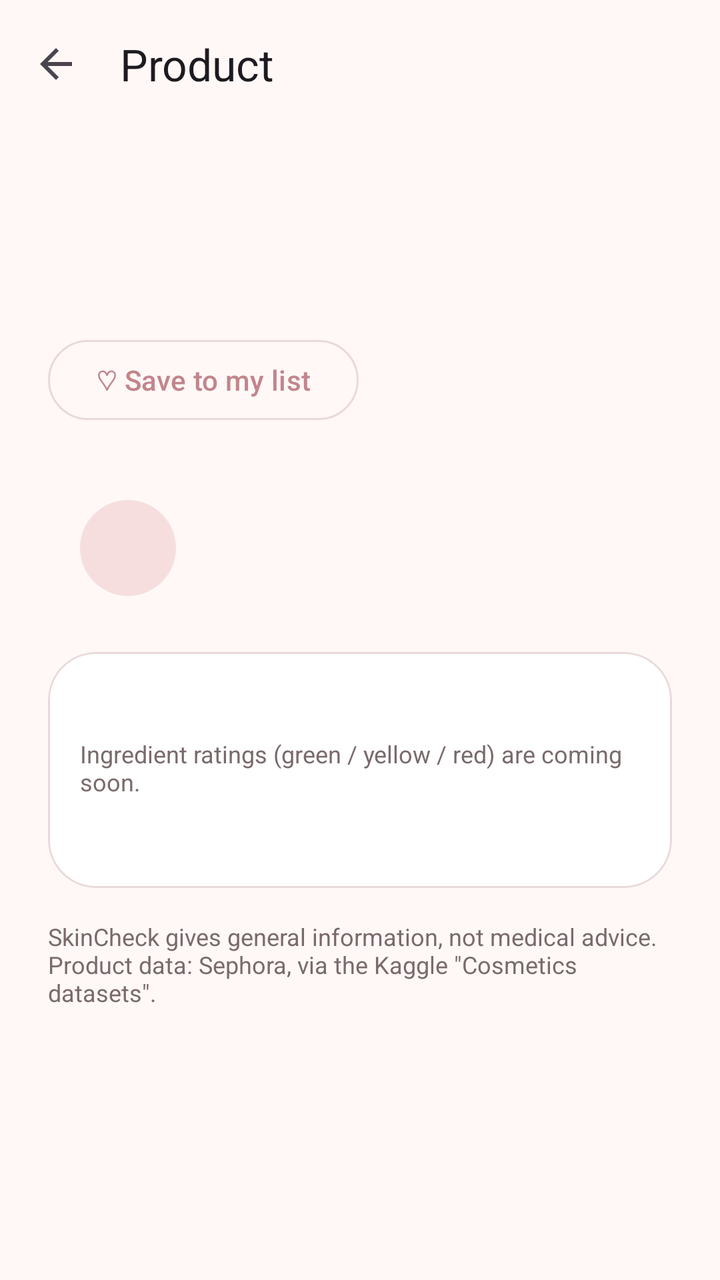
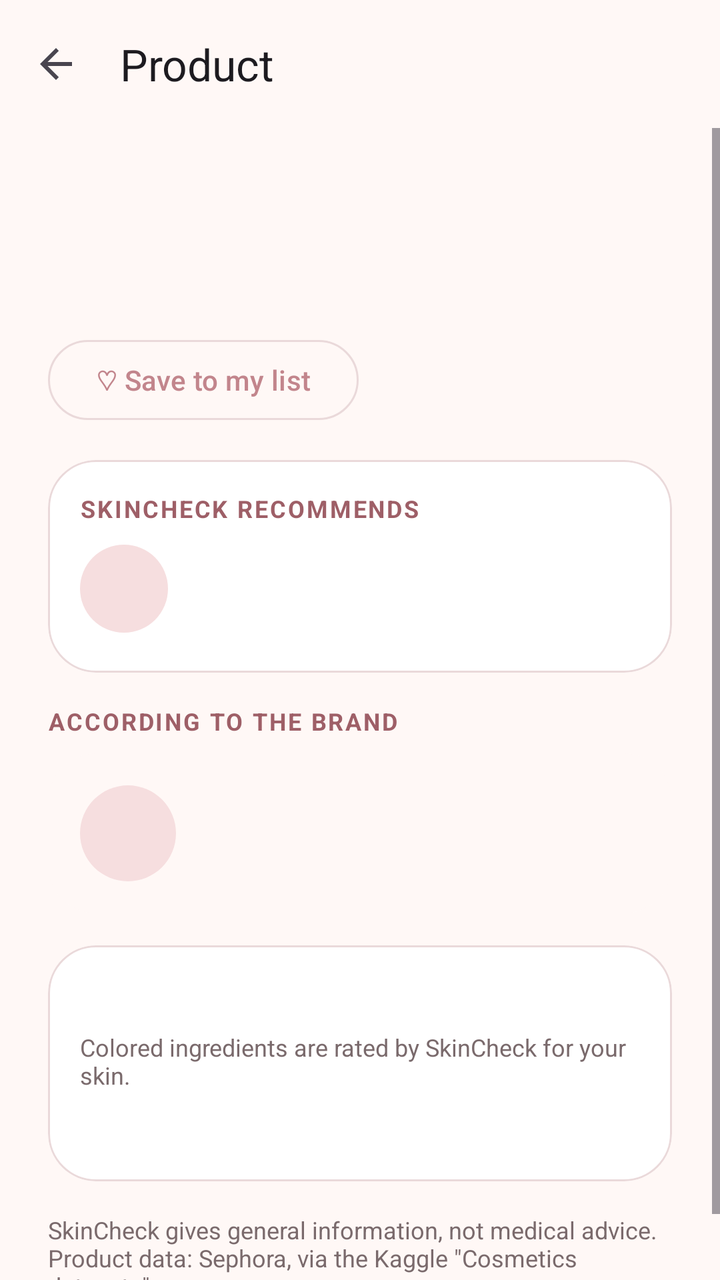

Two renders of the same Android screen: before a commit and after it. Below are the layout's source before the change and the commit's diff.
<!-- AndroidManifest.xml: application theme Theme.SkinCheck -->
<!-- res/layout/fragment_product.xml -->
<?xml version="1.0" encoding="utf-8"?>
<LinearLayout xmlns:android="http://schemas.android.com/apk/res/android"
    xmlns:app="http://schemas.android.com/apk/res-auto"
    android:layout_width="match_parent"
    android:layout_height="match_parent"
    android:orientation="vertical">

    <com.google.android.material.appbar.MaterialToolbar
        android:id="@+id/toolbar"
        android:layout_width="match_parent"
        android:layout_height="?attr/actionBarSize"
        app:navigationIcon="?attr/homeAsUpIndicator"
        app:title="@string/product_title" />

    <ScrollView
        android:layout_width="match_parent"
        android:layout_height="0dp"
        android:layout_weight="1">

        <LinearLayout
            android:layout_width="match_parent"
            android:layout_height="wrap_content"
            android:orientation="vertical"
            android:paddingStart="24dp"
            android:paddingTop="8dp"
            android:paddingEnd="24dp"
            android:paddingBottom="24dp">

            <TextView
                android:id="@+id/txt_brand"
                android:layout_width="wrap_content"
                android:layout_height="wrap_content"
                android:letterSpacing="0.08"
                android:textAllCaps="true"
                android:textColor="@color/rose_dark"
                android:textSize="13sp"
                android:textStyle="bold" />

            <TextView
                android:id="@+id/txt_name"
                android:layout_width="match_parent"
                android:layout_height="wrap_content"
                android:layout_marginTop="4dp"
                android:fontFamily="serif"
                android:textColor="@color/ink"
                android:textSize="26sp"
                android:textStyle="bold" />

            <TextView
                android:id="@+id/txt_meta"
                android:layout_width="wrap_content"
                android:layout_height="wrap_content"
                android:layout_marginTop="6dp"
                android:textColor="@color/ink_soft" />


            <com.google.android.material.button.MaterialButton
                android:id="@+id/btn_favorite"
                style="@style/Widget.Material3.Button.OutlinedButton"
                android:layout_width="wrap_content"
                android:layout_height="wrap_content"
                android:layout_marginTop="12dp"
                android:text="@string/btn_save"
                app:cornerRadius="24dp" />

            
            <com.google.android.material.card.MaterialCardView
                android:id="@+id/card_match"
                android:layout_width="match_parent"
                android:layout_height="wrap_content"
                android:layout_marginTop="20dp"
                app:cardCornerRadius="24dp"
                app:cardElevation="0dp"
                app:strokeWidth="0dp">

                <LinearLayout
                    android:layout_width="match_parent"
                    android:layout_height="wrap_content"
                    android:gravity="center_vertical"
                    android:orientation="horizontal"
                    android:padding="16dp">

                    <TextView
                        android:id="@+id/txt_match_icon"
                        android:layout_width="48dp"
                        android:layout_height="48dp"
                        android:background="@drawable/bg_avatar"
                        android:gravity="center"
                        android:textColor="@color/white"
                        android:textSize="24sp"
                        android:textStyle="bold" />

                    <LinearLayout
                        android:layout_width="0dp"
                        android:layout_height="wrap_content"
                        android:layout_marginStart="16dp"
                        android:layout_weight="1"
                        android:orientation="vertical">

                        <TextView
                            android:id="@+id/txt_match_title"
                            android:layout_width="wrap_content"
                            android:layout_height="wrap_content"
                            android:textSize="18sp"
                            android:textStyle="bold" />

                        <TextView
                            android:id="@+id/txt_match_desc"
                            android:layout_width="wrap_content"
                            android:layout_height="wrap_content"
                            android:layout_marginTop="2dp"
                            android:textColor="@color/ink" />
                    </LinearLayout>
                </LinearLayout>
            </com.google.android.material.card.MaterialCardView>

            
            <com.google.android.material.card.MaterialCardView
                style="@style/Widget.Material3.CardView.Outlined"
                android:layout_width="match_parent"
                android:layout_height="wrap_content"
                android:layout_marginTop="12dp"
                app:cardBackgroundColor="@color/white"
                app:cardCornerRadius="24dp"
                app:strokeColor="@color/line">

                <LinearLayout
                    android:layout_width="match_parent"
                    android:layout_height="wrap_content"
                    android:orientation="vertical"
                    android:padding="16dp">

                    <TextView
                        android:id="@+id/txt_ingredients_title"
                        android:layout_width="wrap_content"
                        android:layout_height="wrap_content"
                        android:fontFamily="serif"
                        android:textSize="18sp"
                        android:textStyle="bold" />

                    <TextView
                        android:layout_width="wrap_content"
                        android:layout_height="wrap_content"
                        android:layout_marginTop="2dp"
                        android:text="@string/product_ingredients_hint"
                        android:textColor="@color/ink_soft"
                        android:textSize="12sp" />

                    <TextView
                        android:id="@+id/txt_ingredients"
                        android:layout_width="match_parent"
                        android:layout_height="wrap_content"
                        android:layout_marginTop="10dp"
                        android:lineSpacingExtra="4dp"
                        android:textColor="@color/ink"
                        android:textIsSelectable="true" />
                </LinearLayout>
            </com.google.android.material.card.MaterialCardView>

            <TextView
                android:layout_width="wrap_content"
                android:layout_height="wrap_content"
                android:layout_marginTop="16dp"
                android:text="@string/product_disclaimer"
                android:textColor="@color/ink_soft"
                android:textSize="12sp" />
        </LinearLayout>
    </ScrollView>
</LinearLayout>
<!-- resources referenced by this layout -->
<resources>
  <color name="ink">#FF2B1F21</color>
  <color name="ink_soft">#FF7A6A6C</color>
  <color name="line">#FFEAD9DA</color>
  <color name="rose_dark">#FF9E5F67</color>
  <color name="white">#FFFFFFFF</color>
  <!-- drawable bg_avatar (drawable) -->
  <?xml version="1.0" encoding="utf-8"?>
  <shape xmlns:android="http://schemas.android.com/apk/res/android"
      android:shape="oval">
      <solid android:color="@color/rose_light" />
  </shape>
  <string name="btn_save">♡ Save to my list</string>
  <string name="product_disclaimer">SkinCheck gives general information, not medical advice. Product data: Sephora, via the Kaggle \"Cosmetics datasets\".</string>
  <string name="product_ingredients_hint">Ingredient ratings (green / yellow / red) are coming soon.</string>
  <string name="product_title">Product</string>
  <style name="Theme.SkinCheck" parent="Base.Theme.SkinCheck" />
  <color name="rose_light">#FFF6DEDF</color>
  <style name="Base.Theme.SkinCheck" parent="Theme.Material3.Light.NoActionBar">
          
          <item name="colorPrimary">@color/rose</item>
          <item name="colorOnPrimary">@color/white</item>
          <item name="colorPrimaryContainer">@color/rose_light</item>
          <item name="colorOnPrimaryContainer">@color/plum</item>
  
          
          <item name="colorSecondaryContainer">@color/rose_light</item>
          <item name="colorOnSecondaryContainer">@color/plum</item>
  
          
          <item name="android:colorBackground">@color/cream</item>
          <item name="colorSurface">@color/cream</item>
          <item name="colorSurfaceContainer">@color/white</item>
          <item name="colorOnSurface">@color/ink</item>
          <item name="colorOnSurfaceVariant">@color/ink_soft</item>
          <item name="colorOutline">@color/line</item>
      </style>
  <color name="rose">#FFC2858C</color>
  <color name="plum">#FF5B2B33</color>
  <color name="cream">#FFFFF8F6</color>
</resources>

<!-- the commit's change to res/layout/fragment_product.xml (unified diff, before → after) -->
@@ -53,7 +53,6 @@
                 android:layout_marginTop="6dp"
                 android:textColor="@color/ink_soft" />
 
-
             <com.google.android.material.button.MaterialButton
                 android:id="@+id/btn_favorite"
                 style="@style/Widget.Material3.Button.OutlinedButton"
@@ -65,10 +64,98 @@
 
             
             <com.google.android.material.card.MaterialCardView
+                style="@style/Widget.Material3.CardView.Outlined"
+                android:layout_width="match_parent"
+                android:layout_height="wrap_content"
+                android:layout_marginTop="16dp"
+                app:cardBackgroundColor="@color/white"
+                app:cardCornerRadius="24dp"
+                app:strokeColor="@color/line">
+
+                <LinearLayout
+                    android:layout_width="match_parent"
+                    android:layout_height="wrap_content"
+                    android:orientation="vertical"
+                    android:padding="16dp">
+
+                    <TextView
+                        android:layout_width="wrap_content"
+                        android:layout_height="wrap_content"
+                        android:letterSpacing="0.08"
+                        android:text="@string/verdict_label"
+                        android:textAllCaps="true"
+                        android:textColor="@color/rose_dark"
+                        android:textSize="12sp"
+                        android:textStyle="bold" />
+
+                    <LinearLayout
+                        android:layout_width="match_parent"
+                        android:layout_height="wrap_content"
+                        android:layout_marginTop="10dp"
+                        android:gravity="center_vertical"
+                        android:orientation="horizontal">
+
+                        <TextView
+                            android:id="@+id/txt_verdict_icon"
+                            android:layout_width="44dp"
+                            android:layout_height="44dp"
+                            android:background="@drawable/bg_avatar"
+                            android:gravity="center"
+                            android:textColor="@color/white"
+                            android:textSize="22sp"
+                            android:textStyle="bold" />
+
+                        <LinearLayout
+                            android:layout_width="0dp"
+                            android:layout_height="wrap_content"
+                            android:layout_marginStart="12dp"
+                            android:layout_weight="1"
+                            android:orientation="vertical">
+
+                            <TextView
+                                android:id="@+id/txt_verdict_title"
+                                android:layout_width="wrap_content"
+                                android:layout_height="wrap_content"
+                                android:textSize="18sp"
+                                android:textStyle="bold" />
+
+                            <TextView
+                                android:id="@+id/txt_verdict_counts"
+                                android:layout_width="wrap_content"
+                                android:layout_height="wrap_content"
+                                android:layout_marginTop="2dp"
+                                android:textColor="@color/ink_soft"
+                                android:textSize="13sp" />
+                        </LinearLayout>
+                    </LinearLayout>
+
+                    
+                    <LinearLayout
+                        android:id="@+id/list_flagged"
+                        android:layout_width="match_parent"
+                        android:layout_height="wrap_content"
+                        android:layout_marginTop="4dp"
+                        android:orientation="vertical" />
+                </LinearLayout>
+            </com.google.android.material.card.MaterialCardView>
+
+            
+            <TextView
+                android:layout_width="wrap_content"
+                android:layout_height="wrap_content"
+                android:layout_marginTop="16dp"
+                android:letterSpacing="0.08"
+                android:text="@string/label_brand_says"
+                android:textAllCaps="true"
+                android:textColor="@color/rose_dark"
+                android:textSize="12sp"
+                android:textStyle="bold" />
+
+            <com.google.android.material.card.MaterialCardView
                 android:id="@+id/card_match"
                 android:layout_width="match_parent"
                 android:layout_height="wrap_content"
-                android:layout_marginTop="20dp"
+                android:layout_marginTop="8dp"
                 app:cardCornerRadius="24dp"
                 app:cardElevation="0dp"
                 app:strokeWidth="0dp">
@@ -119,7 +206,7 @@
                 style="@style/Widget.Material3.CardView.Outlined"
                 android:layout_width="match_parent"
                 android:layout_height="wrap_content"
-                android:layout_marginTop="12dp"
+                android:layout_marginTop="16dp"
                 app:cardBackgroundColor="@color/white"
                 app:cardCornerRadius="24dp"
                 app:strokeColor="@color/line">
<!-- resource entries referenced after the edit -->
@@ -12,9 +12,11 @@
       <solid android:color="@color/rose_light" />
   </shape>
   <string name="btn_save">♡ Save to my list</string>
+  <string name="label_brand_says">According to the brand</string>
   <string name="product_disclaimer">SkinCheck gives general information, not medical advice. Product data: Sephora, via the Kaggle \"Cosmetics datasets\".</string>
-  <string name="product_ingredients_hint">Ingredient ratings (green / yellow / red) are coming soon.</string>
+  <string name="product_ingredients_hint">Colored ingredients are rated by SkinCheck for your skin.</string>
   <string name="product_title">Product</string>
+  <string name="verdict_label">SkinCheck recommends</string>
   <style name="Theme.SkinCheck" parent="Base.Theme.SkinCheck" />
   <color name="rose_light">#FFF6DEDF</color>
   <style name="Base.Theme.SkinCheck" parent="Theme.Material3.Light.NoActionBar">
